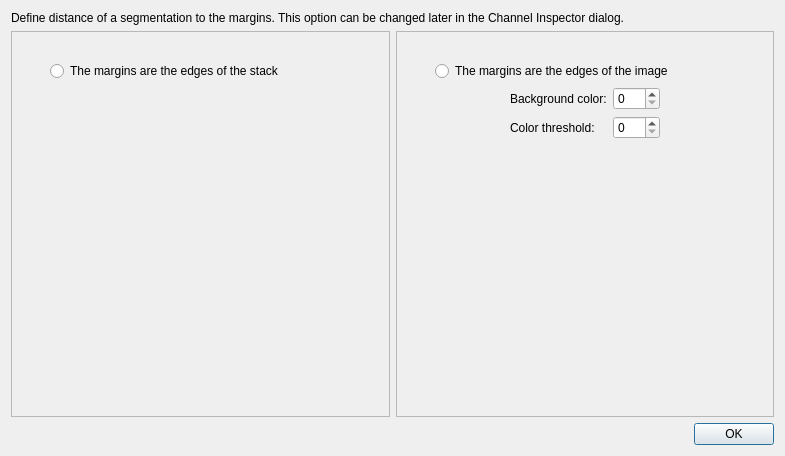
FelixdelasPozas/EspINA, file App/Dialogs/AdaptiveEdges/AdaptiveEdgesDialog.ui: the form before one commit.
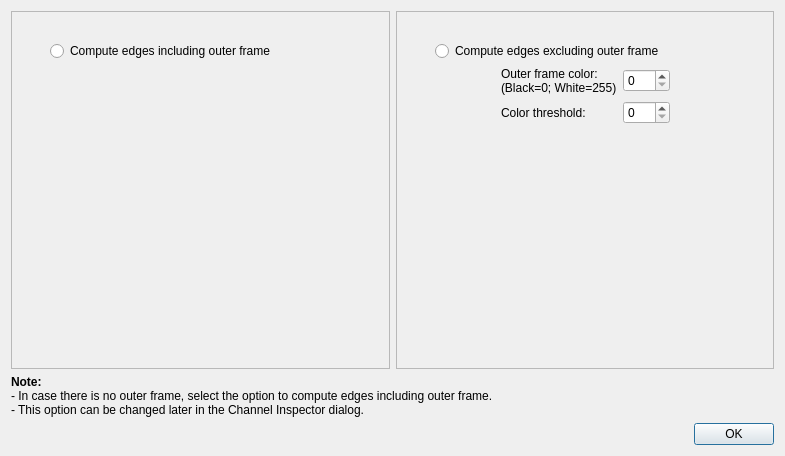
The form after the commit. Icons and pictures are not drawn.

Commit message: UI enhancements and label corrections

Patch:
```diff
--- a/App/Dialogs/AdaptiveEdges/AdaptiveEdgesDialog.ui
+++ b/App/Dialogs/AdaptiveEdges/AdaptiveEdgesDialog.ui
@@ -14,16 +14,6 @@
    <string>Adaptive Edges Extension</string>
   </property>
   <layout class="QVBoxLayout" name="verticalLayout">
-   <item>
-    <widget class="QLabel" name="label">
-     <property name="text">
-      <string>Define distance of a segmentation to the margins. This option can be changed later in the Channel Inspector dialog.</string>
-     </property>
-     <property name="wordWrap">
-      <bool>true</bool>
-     </property>
-    </widget>
-   </item>
    <item>
     <layout class="QHBoxLayout" name="horizontalLayout" stretch="1,1">
      <item>
@@ -65,7 +55,7 @@
              </size>
             </property>
             <property name="text">
-             <string>The margins are the edges of the stack</string>
+             <string>Compute edges including outer frame</string>
             </property>
             <property name="autoExclusive">
              <bool>true</bool>
@@ -132,7 +122,7 @@
              </size>
             </property>
             <property name="text">
-             <string>The margins are the edges of the image</string>
+             <string>Compute edges excluding outer frame</string>
             </property>
             <property name="autoExclusive">
              <bool>true</bool>
@@ -179,7 +169,8 @@
           <item row="1" column="1">
            <widget class="QLabel" name="colorLabel">
             <property name="text">
-             <string>Background color:</string>
+             <string>Outer frame color:
+(Black=0; White=255)</string>
             </property>
            </widget>
           </item>
@@ -229,6 +220,19 @@
      </item>
     </layout>
    </item>
+   <item>
+    <widget class="QLabel" name="label_5">
+     <property name="sizePolicy">
+      <sizepolicy hsizetype="Preferred" vsizetype="Preferred">
+       <horstretch>0</horstretch>
+       <verstretch>0</verstretch>
+      </sizepolicy>
+     </property>
+     <property name="text">
+      <string>&lt;html&gt;&lt;head/&gt;&lt;body&gt;&lt;p&gt;&lt;span style=&quot; font-weight:600;&quot;&gt;Note:&lt;/span&gt; &lt;br&gt;-  In case there is no outer frame, select the option to compute edges including outer frame. &lt;br&gt;- This option can be changed later in the Channel Inspector dialog.&lt;/p&gt;&lt;/body&gt;&lt;/html&gt;</string>
+     </property>
+    </widget>
+   </item>
    <item>
     <widget class="QDialogButtonBox" name="buttonBox">
      <property name="orientation">
```
Left out of the diff: 2 changed lines with no effect on the pictures. The commit also changes 43 other files.
